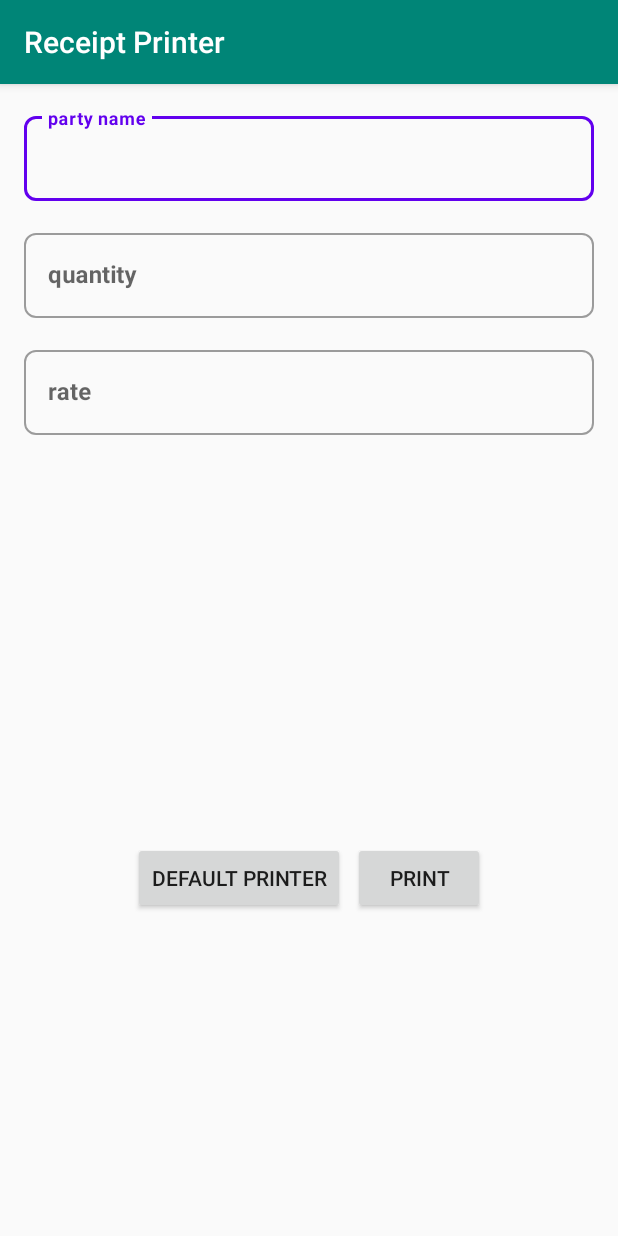
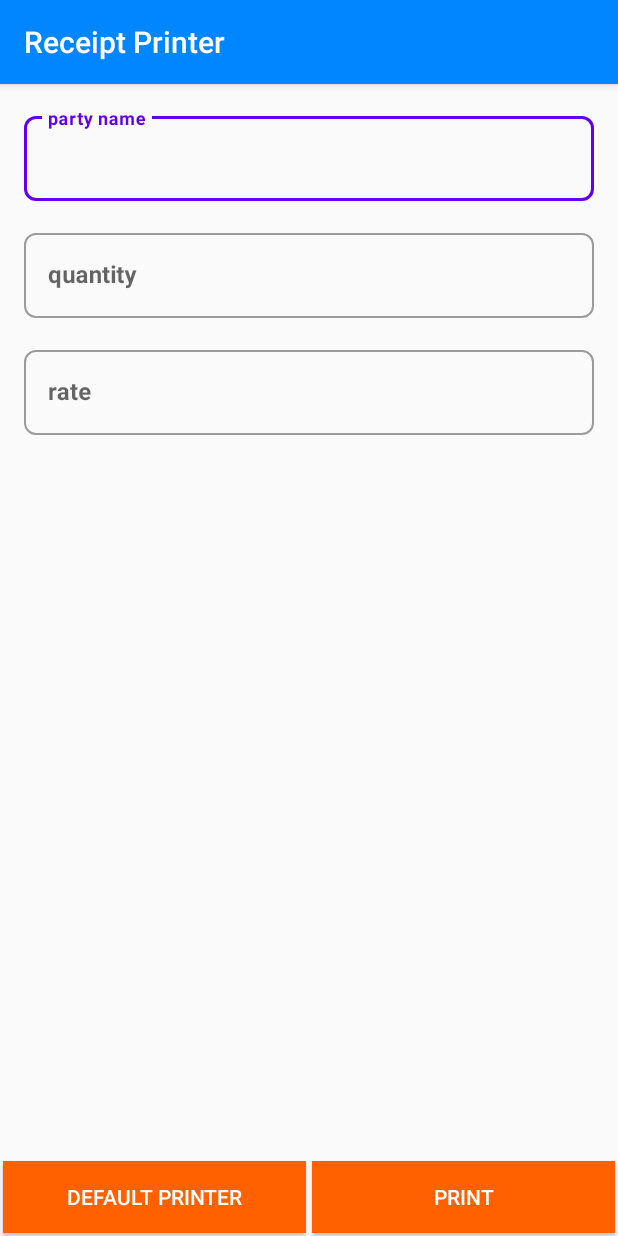
Before and after one commit to userprateek/receiptprinter, an Android app: the screen it shows after launch (MainActivity), on a phone screen of 412 x 824 dp. Run offline under Robolectric (Android 15) with nearby library versions, the phone set to English and light mode, and no system bars.

Commit message:
commit 2

```diff
--- a/app/src/main/java/com/locobags/thermalprinter/async/AsyncEscPosPrint.java
+++ b/app/src/main/java/com/locobags/thermalprinter/async/AsyncEscPosPrint.java
@@ -149,7 +149,7 @@ public abstract class AsyncEscPosPrint extends AsyncTask<AsyncEscPosPrinter, Int
             case AsyncEscPosPrint.FINISH_SUCCESS:
                 new AlertDialog.Builder(context)
                         .setTitle("Success")
-                        .setMessage("Congratulation ! The texts are printed !")
+                        .setMessage("Print success")
                         .show();
                 break;
             case AsyncEscPosPrint.FINISH_NO_PRINTER:
--- a/app/src/main/res/layout/activity_main.xml
+++ b/app/src/main/res/layout/activity_main.xml
@@ -1,11 +1,15 @@
 <?xml version="1.0" encoding="utf-8"?>
-<LinearLayout xmlns:android="http://schemas.android.com/apk/res/android"
+<RelativeLayout xmlns:android="http://schemas.android.com/apk/res/android"
     xmlns:app="http://schemas.android.com/apk/res-auto"
     xmlns:tools="http://schemas.android.com/tools"
     android:layout_width="match_parent"
     android:layout_height="match_parent"
     android:orientation="vertical"
     tools:context=".MainActivity">
+
+    <ScrollView
+        android:layout_width="match_parent"
+        android:layout_height="match_parent">
 
         <LinearLayout
             android:layout_width="match_parent"
@@ -50,8 +54,8 @@
                     android:id="@+id/et_item"
                     android:layout_width="match_parent"
                     android:layout_height="wrap_content"
+                    android:digits="1234567890"
                     android:inputType="number"
-                android:digits="1234567890"
                     android:textStyle="bold" />
             </com.google.android.material.textfield.TextInputLayout>
 
@@ -71,8 +75,8 @@
                     android:id="@+id/et_rate"
                     android:layout_width="match_parent"
                     android:layout_height="wrap_content"
+                    android:digits="1234567890"
                     android:inputType="number"
-                android:digits="1234567890"
                     android:textStyle="bold" />
             </com.google.android.material.textfield.TextInputLayout>
 
@@ -84,25 +88,35 @@
                 android:textSize="@dimen/font_xlarge"
                 android:textStyle="bold" />
         </LinearLayout>
+    </ScrollView>
 
     <LinearLayout
         android:layout_width="match_parent"
-        android:layout_height="match_parent"
+        android:layout_height="wrap_content"
+        android:layout_alignParentBottom="true"
         android:gravity="center"
-        android:orientation="horizontal">
+        android:orientation="horizontal"
+        android:weightSum="2">
 
         <Button
             android:id="@+id/button_bluetooth_browse"
-            android:layout_width="wrap_content"
+            android:layout_width="0dp"
             android:layout_height="wrap_content"
-            android:layout_marginRight="5dp"
-            android:text="@string/default_printer" />
+            android:layout_weight="1"
+            android:background="@color/colorAccent"
+            android:text="@string/default_printer"
+            android:textColor="@color/mdtd_white"
+            android:layout_margin="@dimen/padding_xsmall"
+            />
 
         <Button
             android:id="@+id/button_bluetooth"
-            android:layout_width="wrap_content"
+            android:layout_width="0dp"
             android:layout_height="wrap_content"
-            android:text="@string/print" />
+            android:layout_weight="1"
+            android:background="@color/colorAccent"
+            android:text="@string/print"
+            android:layout_margin="@dimen/padding_xsmall"
+            android:textColor="@color/mdtd_white" />
     </LinearLayout>
-
-</LinearLayout>
+</RelativeLayout>
--- a/app/src/main/res/values/strings.xml
+++ b/app/src/main/res/values/strings.xml
@@ -3,5 +3,8 @@
     <string name="default_printer">Default Printer</string>
     <string name="print">Print</string>
     <string name="party_name">party name</string>
+    <string name="rate">Rate</string>
+    <string name="enter">Enter</string>
+    <string name="quantity">Quantity</string>
 
 </resources>
```
Also changed, not shown: app/src/main/java/com/locobags/thermalprinter/MainActivity.java (+26 -10 lines), app/src/main/res/values/colors.xml (+85 -3 lines), 1 other file. Lines whose indentation alone changed are shown as unchanged.
